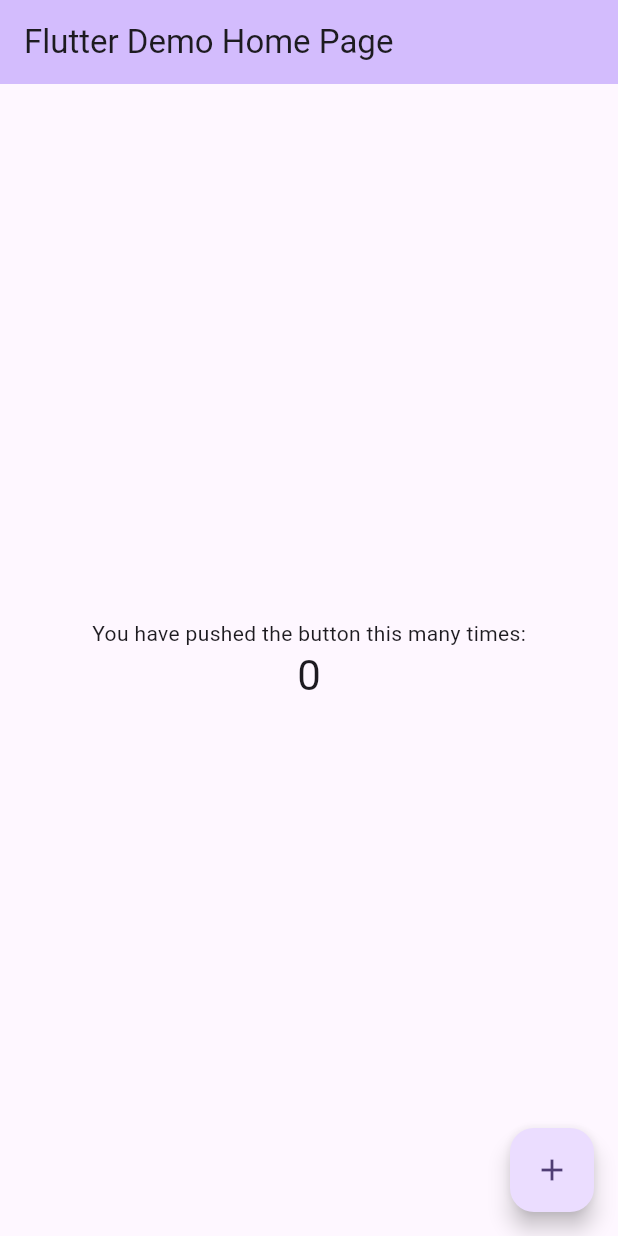
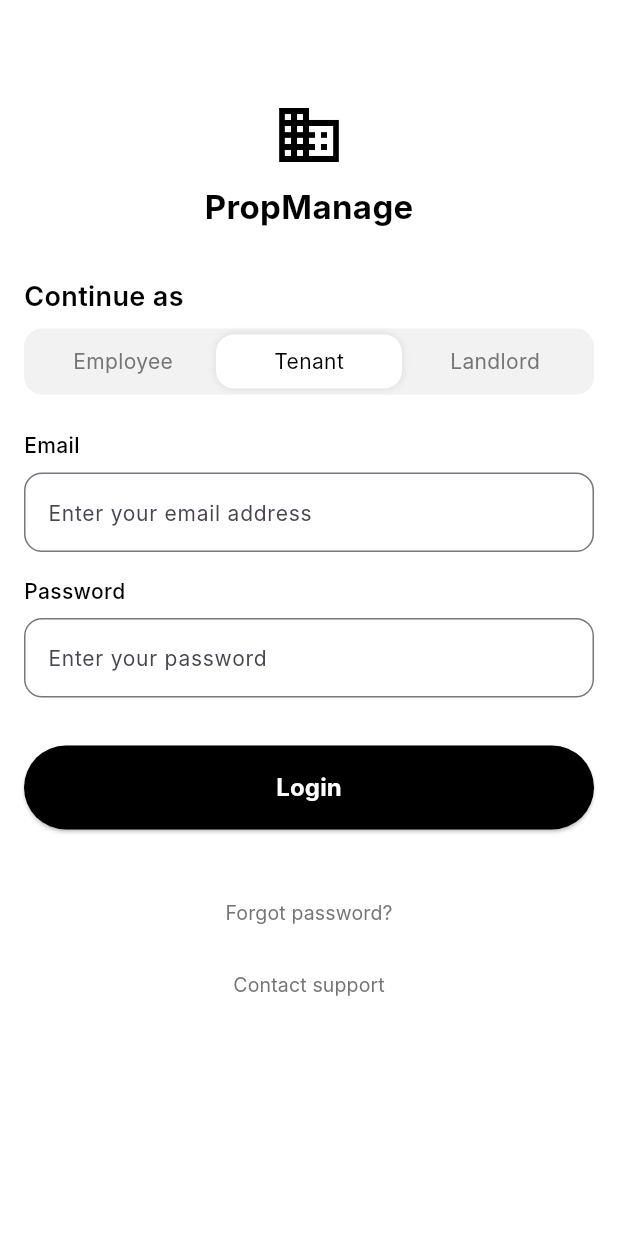
Before and after one commit to Debdaru07/property_managment_application, a Flutter app: the screen it shows after launch, on a phone screen of 412 x 824 dp. Run offline on Flutter 3.47's test engine with Material 3 defaults, Android fonts, the phone set to English and light mode, and no system bars; Roboto replaces fonts that are missing (Inter).

Commit message:
Login Screen Coded

```diff
--- a/lib/main.dart
+++ b/lib/main.dart
@@ -1,122 +1,56 @@
 import 'package:flutter/material.dart';
+import 'src/presentation/screens/auth/login_screen.dart';
+import 'src/theme/app_theme.dart';
 
-void main() {
-  runApp(const MyApp());
+/// NOTE:
+/// If you plan to use dependency injection,
+/// uncomment the await init() line.
+/// import 'src/injection_container.dart';
+
+void main() async {
+  WidgetsFlutterBinding.ensureInitialized();
+
+  /// Setup DI (if needed now or later)
+  /// await init();
+
+  runApp(const PropertyManagementApp());
 }
 
-class MyApp extends StatelessWidget {
-  const MyApp({super.key});
+class PropertyManagementApp extends StatelessWidget {
+  const PropertyManagementApp({super.key});
 
-  // This widget is the root of your application.
   @override
   Widget build(BuildContext context) {
     return MaterialApp(
-      title: 'Flutter Demo',
-      theme: ThemeData(
-        // This is the theme of your application.
-        //
-        // TRY THIS: Try running your application with "flutter run". You'll see
-        // the application has a purple toolbar. Then, without quitting the app,
-        // try changing the seedColor in the colorScheme below to Colors.green
-        // and then invoke "hot reload" (save your changes or press the "hot
-        // reload" button in a Flutter-supported IDE, or press "r" if you used
-        // the command line to start the app).
-        //
-        // Notice that the counter didn't reset back to zero; the application
-        // state is not lost during the reload. To reset the state, use hot
-        // restart instead.
-        //
-        // This works for code too, not just values: Most code changes can be
-        // tested with just a hot reload.
-        colorScheme: ColorScheme.fromSeed(seedColor: Colors.deepPurple),
-      ),
-      home: const MyHomePage(title: 'Flutter Demo Home Page'),
+      title: 'PropManage',
+      debugShowCheckedModeBanner: false,
+      theme: AppTheme.lightTheme,
+      darkTheme: AppTheme.darkTheme,
+      themeMode: ThemeMode.light, // or system
+      initialRoute: Routes.login,
+      routes: Routes.map,
     );
   }
 }
 
-class MyHomePage extends StatefulWidget {
-  const MyHomePage({super.key, required this.title});
+/// Navigation + Routing
+class Routes {
+  static const String login = "/login";
+  static const String dashboard = "/dashboard";
+  static const String rentDetails = "/rentDetails";
+  static const String myQueries = "/myQueries";
+  static const String raiseQuery = "/raiseQuery";
+  static const String homeServices = "/homeServices";
+  static const String requestService = "/requestService";
 
-  // This widget is the home page of your application. It is stateful, meaning
-  // that it has a State object (defined below) that contains fields that affect
-  // how it looks.
-
-  // This class is the configuration for the state. It holds the values (in this
-  // case the title) provided by the parent (in this case the App widget) and
-  // used by the build method of the State. Fields in a Widget subclass are
-  // always marked "final".
-
-  final String title;
-
-  @override
-  State<MyHomePage> createState() => _MyHomePageState();
+  static Map<String, WidgetBuilder> get map => {
+    login: (_) => const LoginScreen(),
+    // The rest will be added when screens are done:
+    // dashboard: (_) => const TenantDashboardScreen(),
+    // rentDetails: (_) => const RentDetailsScreen(),
+    // myQueries: (_) => const MyQueriesScreen(),
+    // raiseQuery: (_) => const RaiseNewQueryScreen(),
+    // homeServices: (_) => const HomeServicesScreen(),
+    // requestService: (_) => const RequestServiceScreen(),
+  };
 }
-
-class _MyHomePageState extends State<MyHomePage> {
-  int _counter = 0;
-
-  void _incrementCounter() {
-    setState(() {
-      // This call to setState tells the Flutter framework that something has
-      // changed in this State, which causes it to rerun the build method below
-      // so that the display can reflect the updated values. If we changed
-      // _counter without calling setState(), then the build method would not be
-      // called again, and so nothing would appear to happen.
-      _counter++;
-    });
-  }
-
-  @override
-  Widget build(BuildContext context) {
-    // This method is rerun every time setState is called, for instance as done
-    // by the _incrementCounter method above.
-    //
-    // The Flutter framework has been optimized to make rerunning build methods
-    // fast, so that you can just rebuild anything that needs updating rather
-    // than having to individually change instances of widgets.
-    return Scaffold(
-      appBar: AppBar(
-        // TRY THIS: Try changing the color here to a specific color (to
-        // Colors.amber, perhaps?) and trigger a hot reload to see the AppBar
-        // change color while the other colors stay the same.
-        backgroundColor: Theme.of(context).colorScheme.inversePrimary,
-        // Here we take the value from the MyHomePage object that was created by
-        // the App.build method, and use it to set our appbar title.
-        title: Text(widget.title),
-      ),
-      body: Center(
-        // Center is a layout widget. It takes a single child and positions it
-        // in the middle of the parent.
-        child: Column(
-          // Column is also a layout widget. It takes a list of children and
-          // arranges them vertically. By default, it sizes itself to fit its
-          // children horizontally, and tries to be as tall as its parent.
-          //
-          // Column has various properties to control how it sizes itself and
-          // how it positions its children. Here we use mainAxisAlignment to
-          // center the children vertically; the main axis here is the vertical
-          // axis because Columns are vertical (the cross axis would be
-          // horizontal).
-          //
-          // TRY THIS: Invoke "debug painting" (choose the "Toggle Debug Paint"
-          // action in the IDE, or press "p" in the console), to see the
-          // wireframe for each widget.
-          mainAxisAlignment: MainAxisAlignment.center,
-          children: <Widget>[
-            const Text('You have pushed the button this many times:'),
-            Text(
-              '$_counter',
-              style: Theme.of(context).textTheme.headlineMedium,
-            ),
-          ],
-        ),
-      ),
-      floatingActionButton: FloatingActionButton(
-        onPressed: _incrementCounter,
-        tooltip: 'Increment',
-        child: const Icon(Icons.add),
-      ), // This trailing comma makes auto-formatting nicer for build methods.
-    );
-  }
-}
--- a/lib/src/presentation/screens/auth/login_screen.dart
+++ b/lib/src/presentation/screens/auth/login_screen.dart
@@ -0,0 +1,173 @@
+import 'package:flutter/material.dart';
+import '../../../theme/app_spacing.dart';
+import '../../widgets/app_button.dart';
+import '../../widgets/app_text_field.dart';
+import '../../../theme/app_typography.dart';
+import '../../../theme/app_colors.dart';
+
+class LoginScreen extends StatefulWidget {
+  const LoginScreen({super.key});
+
+  @override
+  State<LoginScreen> createState() => _LoginScreenState();
+}
+
+class _LoginScreenState extends State<LoginScreen> {
+  /// Role selection values
+  final List<String> roles = ["Employee", "Tenant", "Landlord"];
+  String selectedRole = "Tenant";
+
+  /// Form controllers
+  final emailController = TextEditingController();
+  final passwordController = TextEditingController();
+
+  @override
+  void dispose() {
+    emailController.dispose();
+    passwordController.dispose();
+    super.dispose();
+  }
+
+  @override
+  Widget build(BuildContext context) {
+    return Scaffold(
+      /// If you'd like an app bar, uncomment:
+      // appBar: const AppAppBar(title: ""),
+      body: SafeArea(
+        child: SingleChildScrollView(
+          padding: const EdgeInsets.all(AppSpacing.md),
+          child: Column(
+            crossAxisAlignment: CrossAxisAlignment.center,
+            children: [
+              const SizedBox(height: 50),
+
+              /// Logo area
+              const Icon(Icons.domain, size: 48, color: AppColors.textPrimary),
+              const SizedBox(height: AppSpacing.sm),
+              Text("PropManage", style: AppTypography.titleLarge),
+
+              const SizedBox(height: 32),
+
+              Align(
+                alignment: Alignment.centerLeft,
+                child: Text("Continue as", style: AppTypography.titleMedium),
+              ),
+              const SizedBox(height: AppSpacing.sm),
+
+              _buildSegmentedRoles(),
+
+              const SizedBox(height: 24),
+
+              /// Email field
+              AppTextField(
+                label: "Email",
+                placeholder: "Enter your email address",
+                controller: emailController,
+              ),
+
+              const SizedBox(height: AppSpacing.md),
+
+              /// Password field
+              AppTextField(
+                label: "Password",
+                placeholder: "Enter your password",
+                controller: passwordController,
+                obscure: true,
+              ),
+
+              const SizedBox(height: 32),
+
+              /// Login button
+              AppButton(text: "Login", onTap: _onLogin),
+
+              const SizedBox(height: 32),
+
+              /// Links
+              TextButton(
+                onPressed: () {},
+                child: Text(
+                  "Forgot password?",
+                  style: AppTypography.bodySecondary.copyWith(
+                    color: AppColors.textSecondary,
+                  ),
+                ),
+              ),
+              TextButton(
+                onPressed: () {},
+                child: Text(
+                  "Contact support",
+                  style: AppTypography.bodySecondary.copyWith(
+                    color: AppColors.textSecondary,
+                  ),
+                ),
+              ),
+            ],
+          ),
+        ),
+      ),
+    );
+  }
+
+  /// HANDLER
+  void _onLogin() {
+    // Later connect with Bloc
+    // context.read<AuthBloc>().add(LoginEvent(email, password, role))
+    print("Role: $selectedRole");
+    print("Email: ${emailController.text}");
+    print("Password: ${passwordController.text}");
+  }
+
+  /// Segment control widget
+  Widget _buildSegmentedRoles() {
+    return Container(
+      padding: const EdgeInsets.all(4),
+      decoration: BoxDecoration(
+        color: const Color(0xFFF2F2F2),
+        borderRadius: BorderRadius.circular(AppSpacing.inputRadius),
+      ),
+      child: Row(
+        children:
+            roles.map((role) {
+              final isSelected = selectedRole == role;
+              return Expanded(
+                child: GestureDetector(
+                  onTap: () {
+                    setState(() {
+                      selectedRole = role;
+                    });
+                  },
+                  child: Container(
+                    height: 36,
+                    alignment: Alignment.center,
+                    decoration: BoxDecoration(
+                      color: isSelected ? Colors.white : Colors.transparent,
+                      borderRadius: BorderRadius.circular(
+                        AppSpacing.inputRadius,
+                      ),
+                      boxShadow:
+                          isSelected
+                              ? [
+                                BoxShadow(
+                                  color: Colors.black.withOpacity(0.1),
+                                  blurRadius: 4,
+                                ),
+                              ]
+                              : null,
+                    ),
+                    child: Text(
+                      role,
+                      style: AppTypography.body.copyWith(
+                        color:
+                            isSelected
+                                ? AppColors.textPrimary
+                                : AppColors.textSecondary,
+                      ),
+                    ),
+                  ),
+                ),
+              );
+            }).toList(),
+      ),
+    );
+  }
+}
```
Also changed, not shown: 1 other file.
